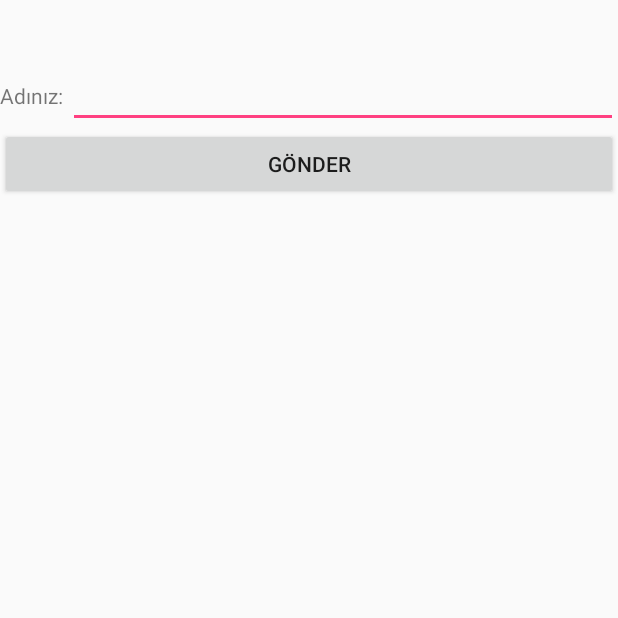
After one commit to ahmetmatematikci/KitapUygulamalariBitis, an Android app: the FragmentVeriGecisi screen opened directly, with no data from a screen before it, on a phone screen of 412 x 824 dp, the top half of it. The commit adds this screen. Run offline under Robolectric (Android 15) with nearby library versions, the phone set to English and light mode, and no system bars.

Commit message:
Fragmentler eklendi Flipper eklendş

```diff
--- a/app/src/main/AndroidManifest.xml
+++ b/app/src/main/AndroidManifest.xml
@@ -228,6 +228,14 @@
             </intent-filter>
         </activity>
 
+        <activity android:name=".FragmentVeriGecisi">
+            <intent-filter>
+                <action android:name="android.intent.action.FragmentVeriGecisi" />
+
+                <category android:name="android.intent.category.DEFAULT" />
+            </intent-filter>
+        </activity>
+
 
 
 
--- /dev/null
+++ b/app/src/main/java/com/ahmetmatematikci/kitapuygulamalari/FragmentVeriGecisi.java
@@ -0,0 +1,25 @@
+package com.ahmetmatematikci.kitapuygulamalari;
+
+import android.app.Activity;
+import android.app.FragmentManager;
+import android.os.Bundle;
+
+/**
+ * Created by a on 1/24/17.
+ */
+
+public class FragmentVeriGecisi extends Activity implements Tasiyici{
+    @Override
+    protected void onCreate(Bundle savedInstanceState) {
+        super.onCreate(savedInstanceState);
+        setContentView(R.layout.fragmentverigecisi);
+
+    }
+
+    @Override
+    public void ilet(String isim) {
+        FragmentManager manager = getFragmentManager();
+        FragmentY fragmentY = (FragmentY)manager.findFragmentById(R.id.fragment2);
+        fragmentY.yaziyiilet(isim);
+    }
+}
--- /dev/null
+++ b/app/src/main/java/com/ahmetmatematikci/kitapuygulamalari/FragmentX.java
@@ -0,0 +1,39 @@
+package com.ahmetmatematikci.kitapuygulamalari;
+
+import android.app.Fragment;
+import android.os.Bundle;
+import android.support.annotation.Nullable;
+import android.view.LayoutInflater;
+import android.view.View;
+import android.view.ViewGroup;
+import android.widget.Button;
+import android.widget.EditText;
+
+/**
+ * Created by a on 1/24/17.
+ */
+
+public class FragmentX  extends Fragment{
+    Button bt;
+    EditText et;
+    Tasiyici tasiyici;
+
+    @Nullable
+    @Override
+    public View onCreateView(LayoutInflater inflater, ViewGroup container, Bundle savedInstanceState) {
+        View view = inflater.inflate(R.layout.fragmentx, container, false);
+        tasiyici = (Tasiyici)getActivity();
+        bt = (Button)view.findViewById(R.id.button27);
+        et = (EditText)view.findViewById(R.id.editText14);
+        bt.setOnClickListener(new View.OnClickListener() {
+            @Override
+            public void onClick(View view) {
+                String isim = et.getText().toString();
+                tasiyici.ilet(isim);
+
+            }
+        });
+
+        return view;
+    }
+}
--- /dev/null
+++ b/app/src/main/java/com/ahmetmatematikci/kitapuygulamalari/FragmentY.java
@@ -0,0 +1,32 @@
+package com.ahmetmatematikci.kitapuygulamalari;
+
+import android.app.Fragment;
+import android.os.Bundle;
+import android.support.annotation.Nullable;
+import android.view.LayoutInflater;
+import android.view.View;
+import android.view.ViewGroup;
+import android.widget.TextView;
+
+/**
+ * Created by a on 1/24/17.
+ */
+
+public class FragmentY extends Fragment{
+    TextView tv;
+
+    @Nullable
+    @Override
+    public View onCreateView(LayoutInflater inflater, ViewGroup container, Bundle savedInstanceState) {
+        View view = inflater.inflate(R.layout.fragmenty, container,false);
+
+        tv = (TextView)view.findViewById(R.id.textView25);
+
+
+        return view;
+    }
+
+    public void yaziyiilet(String isim) {
+        tv.setText("Hoş Geldin "+ isim);
+    }
+}
--- a/app/src/main/java/com/ahmetmatematikci/kitapuygulamalari/MainActivity.java
+++ b/app/src/main/java/com/ahmetmatematikci/kitapuygulamalari/MainActivity.java
@@ -15,7 +15,7 @@ public class MainActivity extends ListActivity {
 
     String[] sayfalar = {"CameraAPP", "SorCevap","KullaniciGirisi", "CustomButton","HareketAlgilayici","SharedPrefOrnek",
             "BasitWebTarayici", "TabHostOrnek","ViewDegistir", "StandartListView","CustomListView","ActivityHayatDongusu",
-                "InternalHafiza" , "ExternalHafiza","SqliteDatabase", "ActivityFragment","FragmentOrnek"};
+                "InternalHafiza" , "ExternalHafiza","SqliteDatabase", "ActivityFragment","FragmentOrnek", "FragmentVeriGecisi"};
 
 
     @Override
--- /dev/null
+++ b/app/src/main/java/com/ahmetmatematikci/kitapuygulamalari/Tasiyici.java
@@ -0,0 +1,9 @@
+package com.ahmetmatematikci.kitapuygulamalari;
+
+/**
+ * Created by a on 1/24/17.
+ */
+
+public interface Tasiyici  {
+    public void ilet(String isim);
+}
--- /dev/null
+++ b/app/src/main/res/layout/fragmentverigecisi.xml
@@ -0,0 +1,21 @@
+<?xml version="1.0" encoding="utf-8"?>
+<LinearLayout xmlns:android="http://schemas.android.com/apk/res/android"
+    android:orientation="vertical" android:layout_width="match_parent"
+    android:layout_height="match_parent">
+
+    <fragment
+        android:layout_width="match_parent"
+        android:layout_height="200dp"
+        android:name="com.ahmetmatematikci.kitapuygulamalari.FragmentX"
+        android:layout_gravity="center_horizontal"
+        android:id="@+id/fragment1"
+        android:layout_marginTop="40dp"/>
+
+    <fragment
+        android:layout_width="match_parent"
+        android:layout_height="200dp"
+        android:name="com.ahmetmatematikci.kitapuygulamalari.FragmentY"
+        android:layout_gravity="center_horizontal"
+        android:id="@+id/fragment2"
+        android:layout_marginTop="40dp"/>
+</LinearLayout>
--- /dev/null
+++ b/app/src/main/res/layout/fragmentx.xml
@@ -0,0 +1,34 @@
+<?xml version="1.0" encoding="utf-8"?>
+<LinearLayout xmlns:android="http://schemas.android.com/apk/res/android"
+    android:orientation="vertical" android:layout_width="match_parent"
+    android:layout_height="match_parent">
+
+    <LinearLayout
+        android:orientation="horizontal"
+        android:layout_width="match_parent"
+        android:layout_height="wrap_content"
+        android:layout_gravity="center_horizontal">
+
+        <TextView
+        android:text="Adınız: "
+        android:layout_width="wrap_content"
+        android:layout_height="wrap_content"
+        android:id="@+id/textView24" />
+
+    <EditText
+        android:layout_width="match_parent"
+        android:layout_height="wrap_content"
+       android:id="@+id/editText14" />
+
+
+
+
+    </LinearLayout>
+
+    <Button
+        android:text="GÖNDER"
+        android:layout_width="match_parent"
+        android:layout_height="wrap_content"
+        android:id="@+id/button27"
+        android:layout_gravity="center_horizontal"/>
+</LinearLayout>
--- /dev/null
+++ b/app/src/main/res/layout/fragmenty.xml
@@ -0,0 +1,11 @@
+<?xml version="1.0" encoding="utf-8"?>
+<LinearLayout xmlns:android="http://schemas.android.com/apk/res/android"
+    android:orientation="vertical" android:layout_width="match_parent"
+    android:layout_height="match_parent">
+
+    <TextView
+
+        android:layout_width="match_parent"
+        android:layout_height="wrap_content"
+        android:id="@+id/textView25" />
+</LinearLayout>
```
